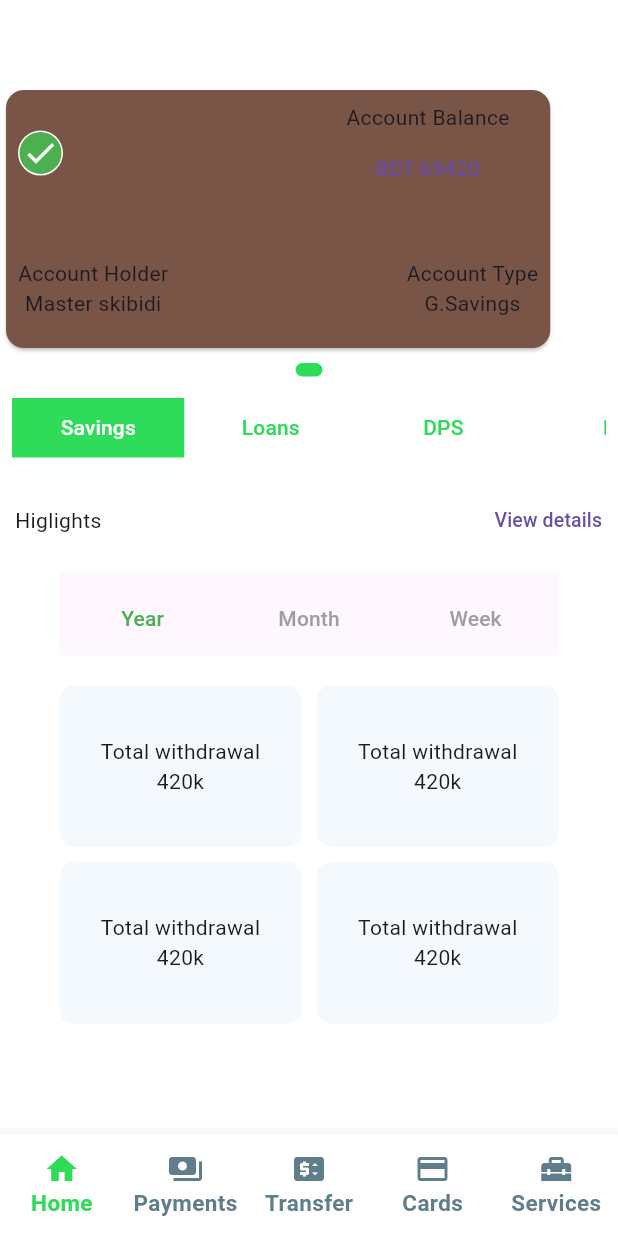
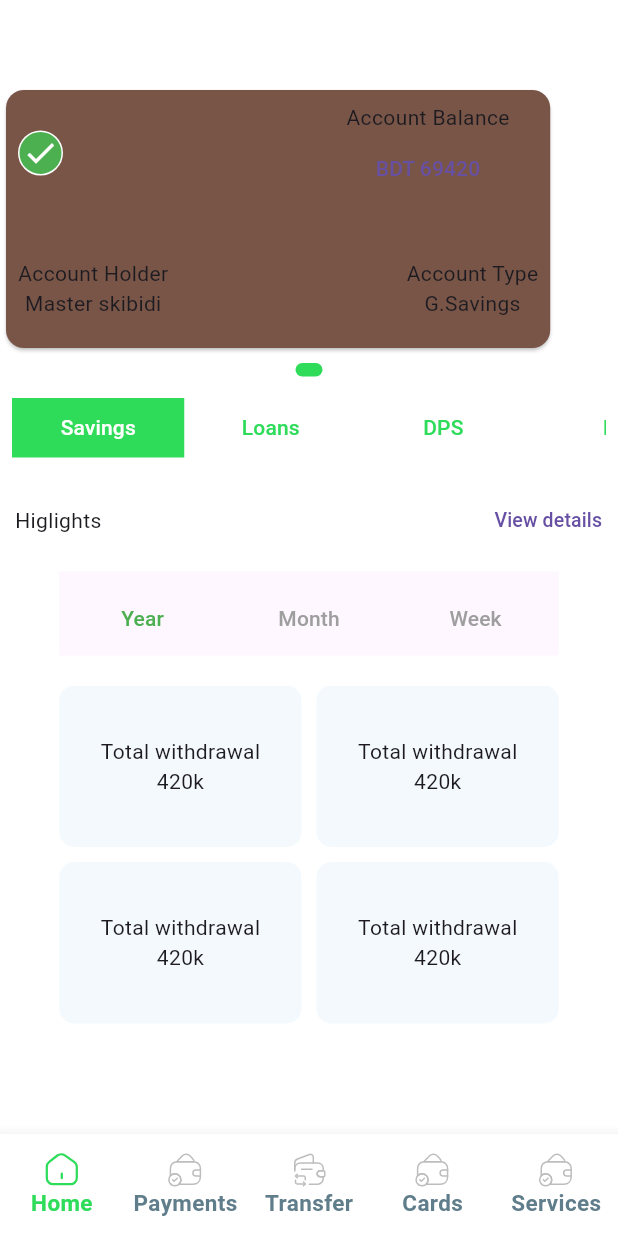
Before and after one commit to ridwan1178/rupali_bank_demo, a Flutter app: the Homepage screen opened by its route, after a tap on "Tap to reveal balance", on a phone screen of 412 x 824 dp. Run offline on Flutter 3.47's test engine with Material 3 defaults, Android fonts, the phone set to English and light mode, and no system bars; drawn by our look-alikes of dots_indicator; our stand-ins replace flutter_easyloading, flutter_svg, go_router; generated files the repository leaves out were written again.

Commit message:
added svg icons for bot navbar and configs

```diff
--- a/lib/cards_page/cards_page.dart
+++ b/lib/cards_page/cards_page.dart
@@ -8,6 +8,6 @@ class CardsPage extends StatelessWidget {
 
   @override
   Widget build(BuildContext context) {
-    return const Center(child: AppIcons.cards,);
+    return  Center(child: AppIcons.cardsActive,);
   }
 }
--- a/lib/core/configs/app_global_themes/app_navbar_theme.dart
+++ b/lib/core/configs/app_global_themes/app_navbar_theme.dart
@@ -4,6 +4,8 @@ import 'package:rupali_bank_demo/core/configs/app_colors.dart';
 
 class AppNavbarTheme {
   BottomNavigationBarThemeData botnavbarTheme = const BottomNavigationBarThemeData(
+    selectedIconTheme: IconThemeData(color: AppColors.primary),
+    unselectedIconTheme: IconThemeData(color: Colors.blueGrey),
     backgroundColor: AppColors.background,
     selectedItemColor: AppColors.primary,
     unselectedItemColor: Colors.blueGrey,
--- a/lib/core/configs/app_icons.dart
+++ b/lib/core/configs/app_icons.dart
@@ -1,24 +1,67 @@
 import 'package:flutter/material.dart';
+import 'package:flutter_svg/flutter_svg.dart';
+import 'package:rupali_bank_demo/core/configs/app_colors.dart';
 
 class AppIcons {
+  static const String _basepath = "assets/icons/";
+  static const String _format = ".svg";
+
+  static const String _botNavbar = "${_basepath}bottom_navbar/";
+  static const String _homeSvg = "${_botNavbar}home-2$_format";
+  static const String _paymentSvg = "${_botNavbar}wallet-check$_format";
+  static const String _transferSvg = "${_botNavbar}empty-wallet-change$_format";
+  static const String _cardsSvg = "${_botNavbar}cards$_format";
+  static const String _servicesSvg = "${_botNavbar}box$_format";
+
   static const Icon tickMark = Icon(
     IconData(0xe1f6, fontFamily: 'MaterialIcons'),
     color: Colors.white,
   );
 
-  static const Icon home = Icon(
-    Icons.home,
+//bottom nav bar icons
+
+  //home
+  static Widget home = SvgPicture.asset(_homeSvg, fit: BoxFit.none);
+
+  static Widget homeActive = SvgPicture.asset(
+    _homeSvg,
+    fit: BoxFit.none,
+    colorFilter: const ColorFilter.mode(AppColors.primary, BlendMode.srcIn),
   );
-  static const Icon payment = Icon(
-    Icons.payments,
+
+  //payment
+  static Widget payment = SvgPicture.asset(_paymentSvg, fit: BoxFit.none);
+
+  static Widget paymentActive = SvgPicture.asset(
+    _paymentSvg,
+    fit: BoxFit.none,
+    colorFilter: const ColorFilter.mode(AppColors.primary, BlendMode.srcIn),
   );
-  static const Icon transfer = Icon(
-    Icons.price_change,
+
+  //transfer
+  static Widget transfer = SvgPicture.asset(_transferSvg, fit: BoxFit.none);
+
+  static Widget transferActive = SvgPicture.asset(
+    _paymentSvg,
+    fit: BoxFit.none,
+    colorFilter: const ColorFilter.mode(AppColors.primary, BlendMode.srcIn),
   );
-  static const Icon cards = Icon(
-    Icons.credit_card,
+
+  //cards
+  static Widget cards = SvgPicture.asset(_paymentSvg, fit: BoxFit.none);
+
+  static Widget cardsActive = SvgPicture.asset(
+    _cardsSvg,
+    fit: BoxFit.none,
+    colorFilter: const ColorFilter.mode(AppColors.primary, BlendMode.srcIn),
   );
-  static const Icon services = Icon(
-    Icons.home_repair_service,
+
+  //services
+  static Widget services = SvgPicture.asset(_paymentSvg, fit: BoxFit.none);
+
+  static Widget servicesActive = SvgPicture.asset(
+    _servicesSvg,
+    fit: BoxFit.none,
+    colorFilter: const ColorFilter.mode(AppColors.primary, BlendMode.srcIn),
   );
 }
--- a/lib/payments/payments_page.dart
+++ b/lib/payments/payments_page.dart
@@ -11,8 +11,8 @@ class PaymentsPage extends StatelessWidget {
 
   @override
   Widget build(BuildContext context) {
-    return  const Center(
-        child: AppIcons.payment,
+    return   Center(
+        child: AppIcons.paymentActive,
 
     );
   }
--- a/lib/services_page/services_page.dart
+++ b/lib/services_page/services_page.dart
@@ -9,6 +9,6 @@ class ServicesPage extends StatelessWidget {
 
   @override
   Widget build(BuildContext context) {
-    return const Center(child: AppIcons.services,);
+    return  Center(child: AppIcons.servicesActive,);
   }
 }
--- a/lib/transfers/transfers_page.dart
+++ b/lib/transfers/transfers_page.dart
@@ -8,6 +8,6 @@ class TransfersPage extends StatelessWidget {
 
   @override
   Widget build(BuildContext context) {
-    return Center(child: AppIcons.transfer,);
+    return Center(child: AppIcons.transferActive,);
   }
 }
--- a/lib/utils/basic_bottom_navbar.dart
+++ b/lib/utils/basic_bottom_navbar.dart
@@ -1,3 +1,5 @@
+import 'dart:ui';
+
 import 'package:flutter/cupertino.dart';
 import 'package:flutter/material.dart';
 import 'package:go_router/go_router.dart';
@@ -9,18 +11,11 @@ import 'package:rupali_bank_demo/services_page/services_page.dart';
 import 'package:rupali_bank_demo/transfers/transfers_page.dart';
 
 class BasicBottomNavbar extends StatefulWidget {
-  BasicBottomNavbar(
-      {super.key, required this.pageController, this.pageIndex});
+  BasicBottomNavbar({super.key, required this.pageController, this.pageIndex});
   PageController? pageController;
   int? pageIndex;
   int _navBarIndex = 0;
-  // final GlobalKey<State<StatefulWidget>> widgetKey =
-  //     GlobalKey<State<StatefulWidget>>();
-  // static Widget? _build;
 
-  // static Widget get build{
-  //   return _build ??=
-  // }
   int get navbarIndex => _navBarIndex;
 
   @override
@@ -28,34 +23,49 @@ class BasicBottomNavbar extends StatefulWidget {
 }
 
 class _BasicBottomNavbarState extends State<BasicBottomNavbar> {
-  void _selectRoute(int index) {
-    switch (index) {
-      case 0:
-        context.pushReplacementNamed(Homepage.namedRoute);
-      case 1:
-        context.goNamed(PaymentsPage.namedRoute);
-      case 2:
-        context.goNamed(TransfersPage.namedRoute);
-      case 3:
-        context.goNamed(CardsPage.namedRoute);
-      case 4:
-        context.goNamed(ServicesPage.namedRoute);
+  // void _selectRoute(int index) {
+  //   switch (index) {
+  //     case 0:
+  //       context.pushReplacementNamed(Homepage.namedRoute);
+  //     case 1:
+  //       context.goNamed(PaymentsPage.namedRoute);
+  //     case 2:
+  //       context.goNamed(TransfersPage.namedRoute);
+  //     case 3:
+  //       context.goNamed(CardsPage.namedRoute);
+  //     case 4:
+  //       context.goNamed(ServicesPage.namedRoute);
 
-        break;
-      default:
-    }
-  }
+  //       break;
+  //     default:
+  //   }
+  // }
 
   @override
   Widget build(BuildContext context) {
     // TODO: implement build
     return BottomNavigationBar(
-      items: const [
-        BottomNavigationBarItem(icon: AppIcons.home, label: "Home"),
-        BottomNavigationBarItem(icon: AppIcons.payment, label: "Payments"),
-        BottomNavigationBarItem(icon: AppIcons.transfer, label: "Transfer"),
-        BottomNavigationBarItem(icon: AppIcons.cards, label: "Cards"),
-        BottomNavigationBarItem(icon: AppIcons.services, label: "Services"),
+      items: [
+        BottomNavigationBarItem(
+            icon: AppIcons.home,
+            activeIcon: AppIcons.homeActive,
+            label: "Home"),
+        BottomNavigationBarItem(
+            icon: AppIcons.payment,
+            activeIcon: AppIcons.paymentActive,
+            label: "Payments"),
+        BottomNavigationBarItem(
+            icon: AppIcons.transfer,
+            activeIcon: AppIcons.transferActive,
+            label: "Transfer"),
+        BottomNavigationBarItem(
+            icon: AppIcons.cards,
+            activeIcon: AppIcons.cardsActive,
+            label: "Cards"),
+        BottomNavigationBarItem(
+            icon: AppIcons.services,
+            activeIcon: AppIcons.servicesActive,
+            label: "Services"),
       ],
       currentIndex: widget._navBarIndex,
       onTap: (currentIndex) {
--- a/pubspec.yaml
+++ b/pubspec.yaml
@@ -75,6 +75,7 @@ flutter:
   assets:
     - assets/images/
     - assets/icons/
+    - assets/icons/bottom_navbar/
 
   # An image asset can refer to one or more resolution-specific "variants", see
   # https://flutter.dev/assets-and-images/#resolution-aware
```
Also changed, not shown: assets/icons/bottom_navbar/box.svg (renamed from assets/icons/box.svg), assets/icons/bottom_navbar/cards.svg (renamed from assets/icons/cards.svg), assets/icons/bottom_navbar/empty-wallet-change.svg (renamed from assets/icons/empty-wallet-change.svg), assets/icons/bottom_navbar/home-2.svg (renamed from assets/icons/home-2.svg), assets/icons/bottom_navbar/wallet-check.svg (renamed from assets/icons/wallet-check.svg).
